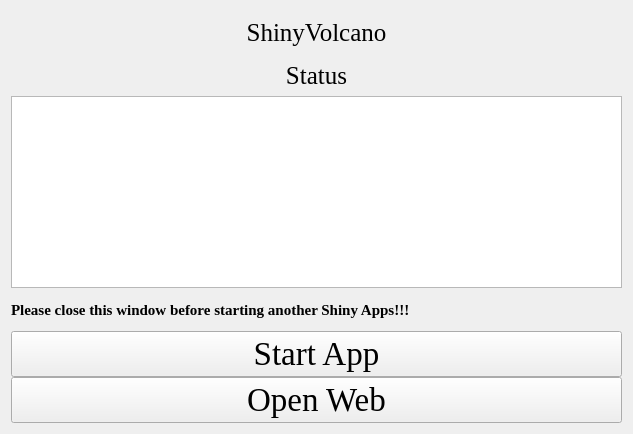
Before: the Qt Designer form ShinyVolc.ui in hzaurzli/MicroWorldOmics, drawn with Qt 5.
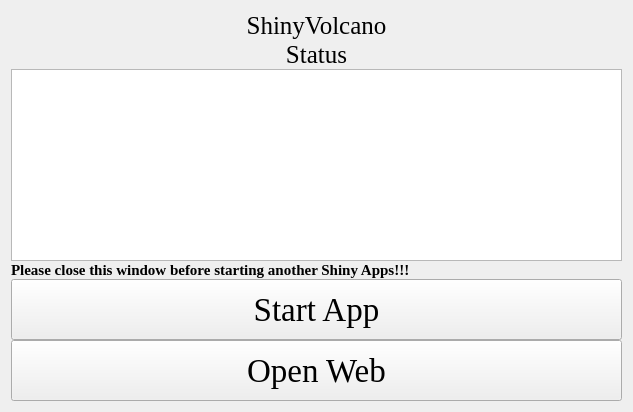
After: the same form once the commit is applied. Icons and pictures are not drawn.

Patch:
```diff
--- a/ShinyVolc.ui
+++ b/ShinyVolc.ui
@@ -7,7 +7,7 @@
     <x>0</x>
     <y>0</y>
     <width>633</width>
-    <height>434</height>
+    <height>412</height>
    </rect>
   </property>
   <property name="windowTitle">
@@ -27,6 +27,12 @@
      </property>
      <item row="0" column="0" colspan="3">
       <widget class="QLabel" name="label">
+       <property name="sizePolicy">
+        <sizepolicy hsizetype="Preferred" vsizetype="Fixed">
+         <horstretch>0</horstretch>
+         <verstretch>0</verstretch>
+        </sizepolicy>
+       </property>
        <property name="font">
         <font>
          <family>Times New Roman</family>
@@ -43,6 +49,12 @@
      </item>
      <item row="3" column="0" colspan="3">
       <widget class="QLabel" name="label_4">
+       <property name="sizePolicy">
+        <sizepolicy hsizetype="Preferred" vsizetype="Fixed">
+         <horstretch>0</horstretch>
+         <verstretch>0</verstretch>
+        </sizepolicy>
+       </property>
        <property name="font">
         <font>
          <family>Times New Roman</family>
@@ -66,6 +78,12 @@
      </item>
      <item row="7" column="0" colspan="3">
       <widget class="QLabel" name="label_3">
+       <property name="sizePolicy">
+        <sizepolicy hsizetype="Preferred" vsizetype="Fixed">
+         <horstretch>0</horstretch>
+         <verstretch>0</verstretch>
+        </sizepolicy>
+       </property>
        <property name="font">
         <font>
          <family>Times New Roman</family>
@@ -81,6 +99,12 @@
      </item>
      <item row="8" column="0" colspan="3">
       <widget class="QPushButton" name="pushButton">
+       <property name="sizePolicy">
+        <sizepolicy hsizetype="Preferred" vsizetype="Preferred">
+         <horstretch>0</horstretch>
+         <verstretch>0</verstretch>
+        </sizepolicy>
+       </property>
        <property name="font">
         <font>
          <family>Times New Roman</family>
@@ -94,6 +118,12 @@
      </item>
      <item row="9" column="0" colspan="3">
       <widget class="QPushButton" name="pushButton_2">
+       <property name="sizePolicy">
+        <sizepolicy hsizetype="Preferred" vsizetype="Preferred">
+         <horstretch>0</horstretch>
+         <verstretch>0</verstretch>
+        </sizepolicy>
+       </property>
        <property name="font">
         <font>
          <family>Times New Roman</family>
```
